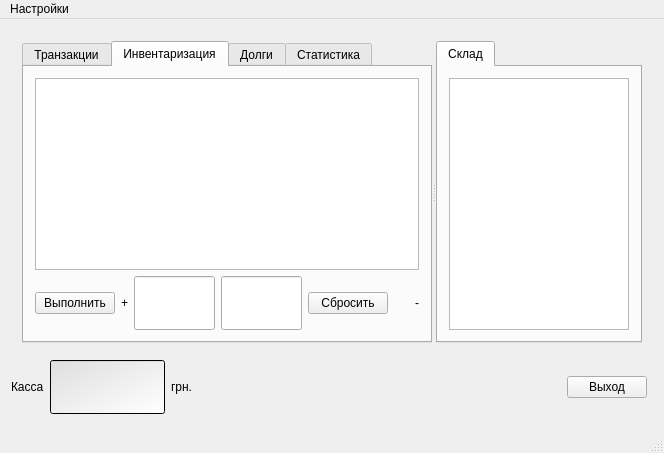
Qt form bar/bar.ui (SergMaruda/bar) before a commit.
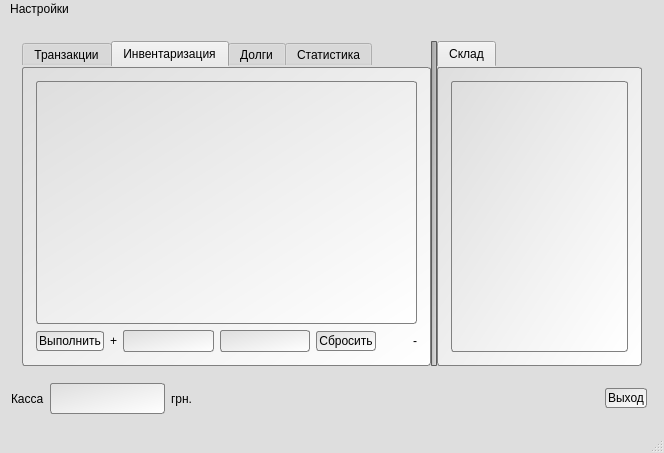
The same form after that commit. Icons and pictures are not drawn. Custom widgets are drawn as their Qt base class.

What changed in the file:
```diff
--- a/bar/bar.ui
+++ b/bar/bar.ui
@@ -18,8 +18,272 @@
     <normaloff>Resources/favicon.ico</normaloff>Resources/favicon.ico</iconset>
   </property>
   <property name="styleSheet">
-   <string notr="true">icon-size: 48px 48px;
-font: 8pt &quot;MS Shell Dlg 2&quot;;</string>
+   <string notr="true">/*
+qmc2-metal: v0.9, 11-JAN-2011, rene.reucher@batcom-it.net
+Qt style sheet compatible with QMC2 0.2.b10+
+http://qmc2.arcadehits.net/wordpress/style-sheets/
+Changes:
+v0.9 - updated to 0.2.b19
+v0.8 - updated to 0.2.b17
+v0.7 - updated to 0.2.b15
+v0.6 - updated to 0.2.b12
+v0.5 - updated to 0.2.b11
+v0.4 - corrected button resize issues
+v0.3 - added PCB class and button on/pressed states
+v0.2 - added border image for game/machine lists
+v0.1 - initial version
+*/
+
+QMainWindow,
+QLabel,
+QLineEdit,
+QPushButton,
+QTableView
+{
+    font: 14pt &quot;MS Shell Dlg 2&quot;;
+}
+
+QTableView
+{
+icon-size: 48px 48px;
+}
+
+
+QDialog,
+QTabBar,
+QMenuBar,
+QWebView,
+QMainWindow,
+Options,
+QSplitter,
+QScrollArea,
+QScrollArea *,
+Preview,
+Flyer,
+Cabinet,
+Title,
+Marquee,
+Controller,
+PCB {
+background-color: rgb(222, 222, 222);
+background-image: url(:/bar/Resources/main-bg.png);
+background-position: top left;
+background-origin: content;
+}
+
+QLabel#labelLoadingGamelist,
+QLabel#labelLoadingHierarchy,
+QLabel#labelCreatingCategoryView,
+QLabel#labelCreatingVersionView,
+QListWidget#listWidgetFavorites,
+QListWidget#listWidgetPlayed,
+QListWidget#listWidgetSearch,
+QTreeWidget#treeWidgetCategoryView,
+QTreeWidget#treeWidgetVersionView,
+QTreeWidget#treeWidgetGamelist,
+QTreeWidget#treeWidgetHierarchy {
+    border-image: url(:/bar/Resources/gamelist-bg.png) repeat;
+}
+
+QTreeView,
+QListView,
+QTableView,
+QTabWidget:pane,
+QLineEdit,
+QTextBrowser,
+QPlainTextEdit,
+QSpinBox,
+QDoubleSpinBox,
+QComboBox,
+QMenu {
+selection-color: black;
+selection-background-color: rgb(162, 162, 162);
+background: qlineargradient(x1:0, y1:0, x2:1, y2:1, stop:0 rgb(222, 222, 222), stop:1 white);
+min-width: 14px;
+min-height: 14px;
+border: 1px solid gray;
+padding: 2px;
+border-radius: 3px;
+}
+
+QPushButton,
+QToolButton {
+selection-color: black;
+selection-background-color: rgb(162, 162, 162);
+background: qlineargradient(x1:0, y1:0, x2:1, y2:1, stop:0 rgb(222, 222, 222), stop:1 white);
+border: 1px solid gray;
+padding: 2px;
+border-radius: 3px;
+}
+
+QPushButton:hover,
+QToolButton:hover {
+background: qlineargradient(x1:0, y1:0, x2:1, y2:1, stop:0 white, stop:1 rgb(222, 222, 222));
+}
+
+QPushButton:pressed,
+QToolButton:pressed,
+QPushButton:on,
+QToolButton:on {
+background: qlineargradient(x1:0, y1:0, x2:1, y2:1, stop:0 rgb(222, 222, 222), stop:1 black);
+}
+
+QToolButton[flat=true], QToolButton[flat=true]:hover {
+border: 0px;
+background: qlineargradient(x1:0, y1:0, x2:1, y2:1, stop:0 white, stop:1 rgb(222, 222, 222));
+}
+
+QCheckBox::indicator {
+background: qlineargradient(x1:0, y1:0, x2:1, y2:1, stop:0 rgb(222, 222, 222), stop:1 white);
+width: 14px;
+height: 14px;
+border: 1px solid gray;
+padding: 1px;
+border-radius: 3px;
+}
+
+QCheckBox::indicator:checked {
+    image: url(:/bar/Resources/ok.png);
+}
+
+QRadioButton::indicator {
+background: qlineargradient(x1:0, y1:0, x2:1, y2:1, stop:0 rgb(222, 222, 222), stop:1 white);
+width: 7px;
+height: 7px;
+border: 1px solid gray;
+padding: 1px;
+border-radius: 5px;
+}
+
+QRadioButton::indicator:checked {
+background: qlineargradient(x1:0, y1:0, x2:1, y2:1, stop:0 rgb(170, 170, 170), stop:1 black);
+width: 7px;
+height: 7px;
+border: 1px solid gray;
+padding: 1px;
+border-radius: 5px;
+}
+
+QListView::item:hover,
+QTreeView::item:hover,
+QRadioButton:hover,
+QCheckBox:hover,
+QMenu::item:selected,
+QHeaderView,
+QScrollBar,
+QProgressBar {
+background-color: rgb(202, 202, 202);
+}
+
+QToolTip {
+background-color: rgb(202, 202, 202);
+opacity: 128; /* with an active composition manager, this should look semi-transparent */
+}
+
+QSplitter::handle:horizontal {
+background: qlineargradient(x1:0, y1:0, x2:1, y2:1, stop:0 rgb(162, 162, 162), stop:1 rgb(222, 222, 222));
+border: 1px solid #5c5c5c;
+width: 2px;
+height: 2px;
+border-radius: 1px;
+}
+
+QSplitter::handle:vertical {
+background: qlineargradient(x1:0, y1:0, x2:1, y2:1, stop:0 rgb(162, 162, 162), stop:1 rgb(222, 222, 222));
+border: 1px solid #5c5c5c;
+width: 2px;
+height: 2px;
+border-radius: 1px;
+}
+
+QProgressBar:horizontal {
+border: 1px solid gray;
+border-radius: 3px;
+background: qlineargradient(x1:0, y1:0, x2:1, y2:1, stop:0 white, stop:1 rgb(222, 222, 222));
+padding: 0px;
+text-align: center;
+}
+
+QProgressBar::chunk:horizontal {
+background-color: rgb(162, 162, 162);
+width: 1px;
+}
+
+QProgressBar:vertical {
+border: 1px solid gray;
+border-radius: 3px;
+background: qlineargradient(x1:0, y1:0, x2:1, y2:1, stop:0 white, stop:1 rgb(222, 222, 222));
+padding: 0px;
+text-align: center;
+}
+
+QProgressBar::chunk:vertical {
+background-color: rgb(162, 162, 162);
+height: 1px;
+}
+
+QProgressBar:disabled {
+color: white;
+}
+
+QHeaderView::down-arrow {
+    image: url(:/bar/Resources/down-arrow.png);
+}
+
+QHeaderView::up-arrow {
+    image: url(:/bar/Resources/up-arrow.png);
+}
+
+QTreeView {
+alternate-background-color: rgb(222, 222, 222);
+paint-alternating-row-colors-for-empty-area: true;
+show-decoration-selected: 0;
+}
+
+QTreeView::branch:has-siblings:!adjoins-item {
+    border-image: url(:/bar/Resources/vline.png) 0;
+}
+
+QTreeView::branch:has-siblings:adjoins-item {
+    border-image: url(:/bar/Resources/branch-more.png) 0;
+}
+
+QTreeView::branch:!has-children:!has-siblings:adjoins-item {
+    border-image: url(:/bar/Resources/branch-end.png) 0;
+}
+
+QTreeView::branch:has-children:!has-siblings:closed,
+QTreeView::branch:closed:has-children:has-siblings {
+border-image: none;
+    image: url(:/bar/Resources/branch-closed.png);
+}
+
+QTreeView::branch:open:has-children:!has-siblings,
+QTreeView::branch:open:has-children:has-siblings {
+border-image: none;
+    image: url(:/bar/Resources/branch-open.png);
+}
+
+QSlider::groove:horizontal {
+border: 1px solid #999999;
+height: 8px;
+background: qlineargradient(x1:0, y1:0, x2:0, y2:1, stop:0 white, stop:1 rgb(222, 222, 222));
+margin: 2px 0;
+}
+
+QSlider::handle:horizontal {
+background: qlineargradient(x1:0, y1:0, x2:1, y2:1, stop:0 rgb(162, 162, 162), stop:1 rgb(222, 222, 222));
+border: 1px solid #5c5c5c;
+width: 20px;
+margin: -2px 0;
+border-radius: 3px;
+}
+
+QMessageBox {
+messagebox-text-interaction-flags: 5 /* text can be selected and copied to clipboard */
+}
+
+</string>
   </property>
   <widget class="QWidget" name="centralWidget">
    <property name="sizePolicy">
@@ -992,8 +1256,8 @@
         </property>
         <property name="minimumSize">
          <size>
-          <width>0</width>
-          <height>0</height>
+          <width>20</width>
+          <height>20</height>
          </size>
         </property>
         <property name="maximumSize">
@@ -1330,7 +1594,7 @@
         <property name="font">
          <font>
           <family>MS Shell Dlg 2</family>
-          <pointsize>8</pointsize>
+          <pointsize>14</pointsize>
           <weight>50</weight>
           <italic>false</italic>
           <bold>false</bold>
@@ -1392,7 +1656,7 @@
      <x>0</x>
      <y>0</y>
      <width>664</width>
-     <height>19</height>
+     <height>21</height>
     </rect>
    </property>
    <widget class="QMenu" name="menu">
```
